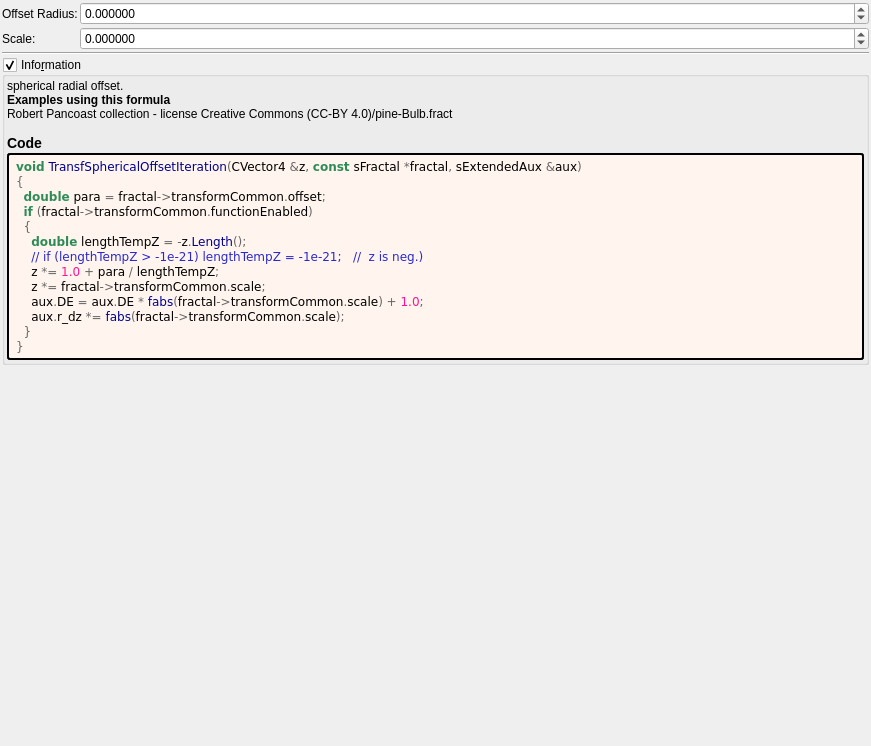
This is mandelbulber2/formula/ui/transf_spherical_offset.ui in buddhi1980/mandelbulber2 as Qt 5 draws it before an edit. The edited form follows.
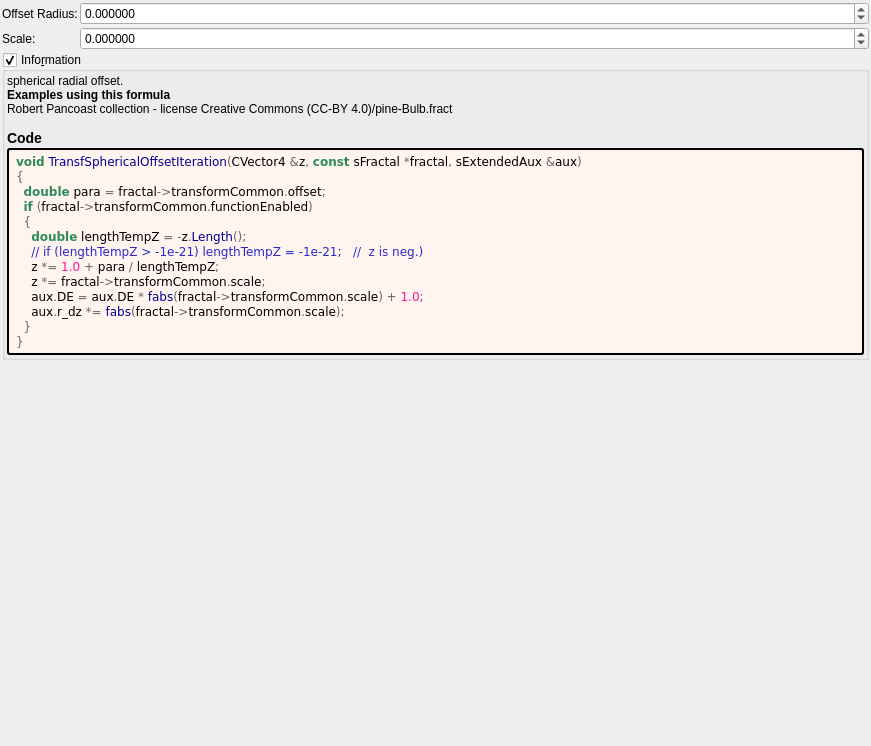
This is the edited form. Custom widgets are drawn as their Qt base class.

Commit message: transf_spherical_offset_vcl fix plus tidying up

```diff
--- a/mandelbulber2/formula/ui/transf_spherical_offset.ui
+++ b/mandelbulber2/formula/ui/transf_spherical_offset.ui
@@ -106,13 +106,6 @@
      </item>
     </layout>
    </item>
-   <item>
-    <widget class="Line" name="line">
-     <property name="orientation">
-      <enum>Qt::Horizontal</enum>
-     </property>
-    </widget>
-   </item>
    <item>
     <widget class="MyGroupBox" name="groupCheck_info">
      <property name="title">
```
Left out of the diff: 2 changed lines with no effect on the pictures. The commit also changes 12 other files.
